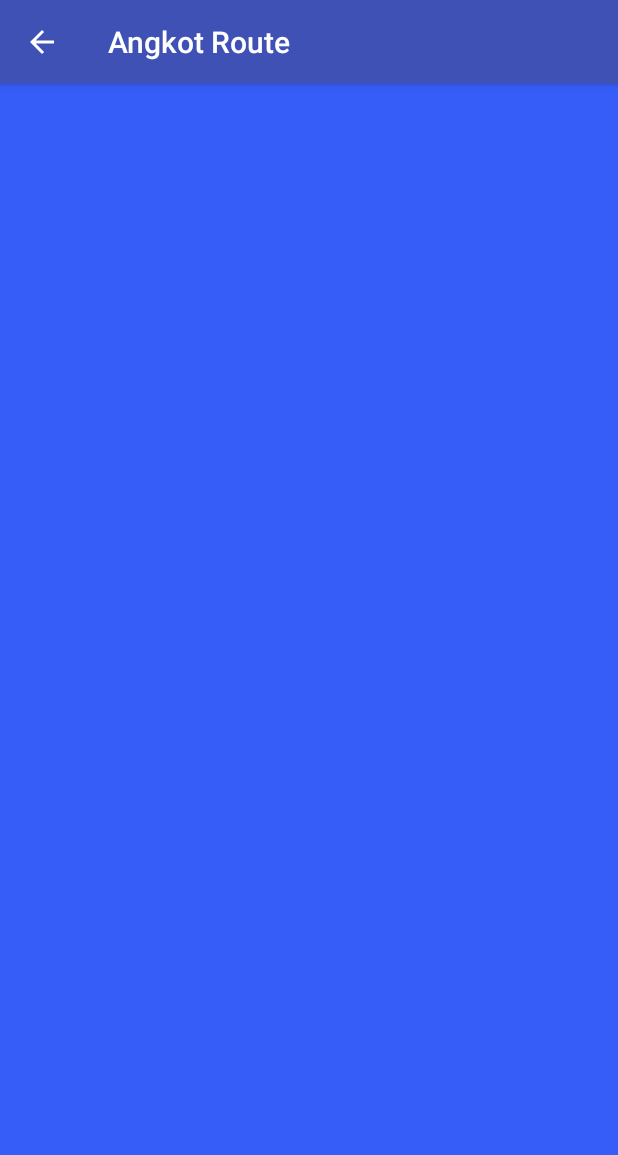
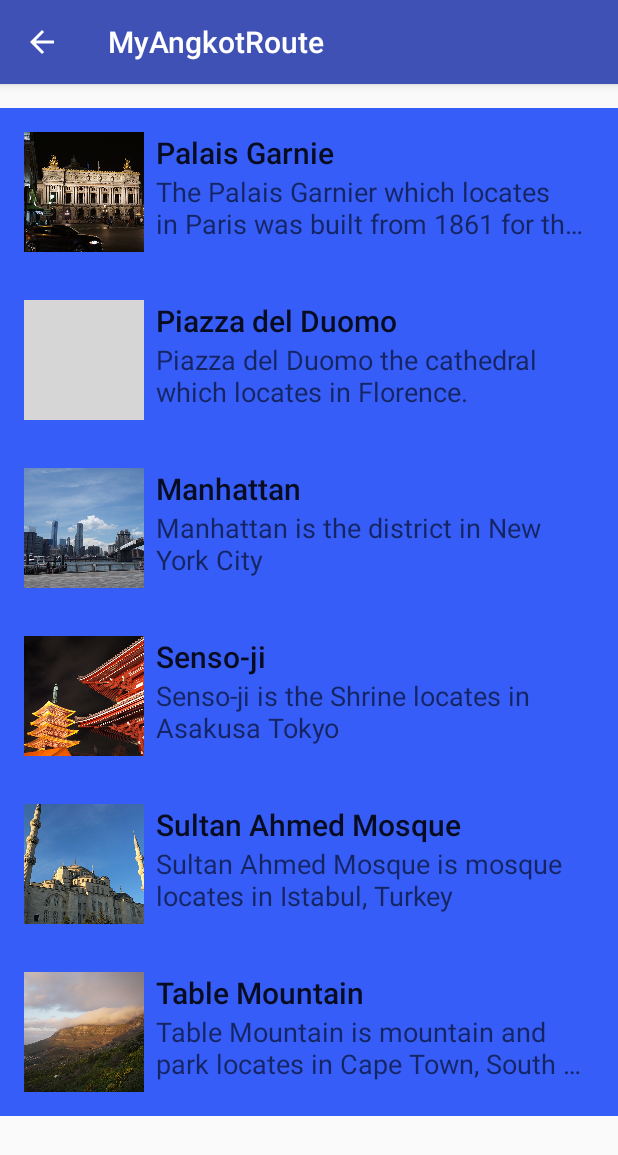
Before and after one commit to selinaksx/MyAngkotRoute, an Android app: the AngkotList screen opened directly, with no data from a screen before it, on a phone screen of 412 x 824 dp. Shown: the top 1155 px of the screen. Run offline under Robolectric (Android 15) with nearby library versions, the phone set to English and light mode, and no system bars; grey boxes are pictures that could not be loaded.

Commit message:
ButtonRoute (RecyclerView) tinggal ubah

```diff
--- a/app/build.gradle
+++ b/app/build.gradle
@@ -23,4 +23,5 @@
     compile fileTree(dir: 'libs', include: ['*.jar'])
     testCompile 'junit:junit:4.12'
     compile 'com.android.support:appcompat-v7:23.3.0'
+    compile 'com.android.support:recyclerview-v7:23.3.0'
 }
--- /dev/null
+++ b/app/src/main/java/id/sch/smktelkom_mlg/project/xirpl305142332/myangkotroute/Adapter/AngkotAdapter.java
@@ -0,0 +1,59 @@
+package id.sch.smktelkom_mlg.project.xirpl305142332.myangkotroute.Adapter;
+
+import android.support.v7.widget.RecyclerView;
+import android.view.LayoutInflater;
+import android.view.View;
+import android.view.ViewGroup;
+import android.widget.ImageView;
+import android.widget.TextView;
+
+import java.util.ArrayList;
+
+import id.sch.smktelkom_mlg.project.xirpl305142332.myangkotroute.R;
+import id.sch.smktelkom_mlg.project.xirpl305142332.myangkotroute.model.Angkot;
+
+/**
+ * Created by ASUS TP 450 LDV on 11/20/2016.
+ */
+public class AngkotAdapter extends RecyclerView.Adapter<AngkotAdapter.ViewHolder> {
+    ArrayList<Angkot> angkotList;
+
+    public AngkotAdapter(ArrayList<Angkot> angkotList) {
+        this.angkotList = angkotList;
+    }
+
+    @Override
+    public ViewHolder onCreateViewHolder(ViewGroup parent, int viewType) {
+        View v = LayoutInflater.from(parent.getContext()).inflate(R.layout.activity_angkot_list, parent, false);
+        ViewHolder vh = new ViewHolder(v);
+        return vh;
+    }
+
+    @Override
+    public void onBindViewHolder(ViewHolder holder, int position) {
+        Angkot angkot = angkotList.get(position);
+        holder.tvJudul.setText(angkot.judul);
+        holder.tvDeskripsi.setText(angkot.deskripsi);
+        holder.ivFoto.setImageDrawable(angkot.foto);
+    }
+
+    @Override
+    public int getItemCount() {
+        if (angkotList != null)
+            return angkotList.size();
+        return 0;
+    }
+
+    public class ViewHolder extends RecyclerView.ViewHolder {
+        ImageView ivFoto;
+        TextView tvJudul;
+        TextView tvDeskripsi;
+
+        public ViewHolder(View itemView) {
+            super(itemView);
+            ivFoto = (ImageView) itemView.findViewById(R.id.imageView);
+            tvJudul = (TextView) itemView.findViewById(R.id.textViewJudul);
+            tvDeskripsi = (TextView) itemView.findViewById(R.id.textViewDeskripsi);
+        }
+    }
+}
--- a/app/src/main/java/id/sch/smktelkom_mlg/project/xirpl305142332/myangkotroute/AngkotList.java
+++ b/app/src/main/java/id/sch/smktelkom_mlg/project/xirpl305142332/myangkotroute/AngkotList.java
@@ -1,18 +1,50 @@
 package id.sch.smktelkom_mlg.project.xirpl305142332.myangkotroute;
 
+import android.content.res.Resources;
+import android.content.res.TypedArray;
+import android.graphics.drawable.Drawable;
 import android.os.Bundle;
 import android.support.v7.app.AppCompatActivity;
+import android.support.v7.widget.LinearLayoutManager;
+import android.support.v7.widget.RecyclerView;
 import android.view.MenuItem;
 
+import java.util.ArrayList;
+
+import id.sch.smktelkom_mlg.project.xirpl305142332.myangkotroute.Adapter.AngkotAdapter;
+import id.sch.smktelkom_mlg.project.xirpl305142332.myangkotroute.model.Angkot;
+
 public class AngkotList extends AppCompatActivity {
-
+    ArrayList<Angkot> mList = new ArrayList<>();
+    AngkotAdapter mAdapter;
     @Override
     protected void onCreate(Bundle savedInstanceState) {
+        getSupportActionBar().setDisplayHomeAsUpEnabled(true);
         super.onCreate(savedInstanceState);
-        setContentView(R.layout.activity_angkot_list);
-        setTitle("Angkot Route");
+        setContentView(R.layout.activity_angkot);
+        RecyclerView recyclerView = (RecyclerView) findViewById(R.id.recyclerview);
+        LinearLayoutManager layoutManager = new LinearLayoutManager(this);
+        recyclerView.setLayoutManager(layoutManager);
+        mAdapter = new AngkotAdapter(mList);
+        recyclerView.setAdapter(mAdapter);
 
-        getSupportActionBar().setDisplayHomeAsUpEnabled(true);
+        filldata();
+    }
+
+    private void filldata() {
+        Resources resources = getResources();
+        String[] arJudul = resources.getStringArray(R.array.places);
+        String[] arDeskripsi = resources.getStringArray(R.array.place_desc);
+        TypedArray a = resources.obtainTypedArray(R.array.places_picture);
+        Drawable[] arFoto = new Drawable[a.length()];
+        for (int i = 0; i < arFoto.length; i++) {
+            arFoto[i] = a.getDrawable(i);
+        }
+        a.recycle();
+        for (int i = 0; i < arJudul.length; i++) {
+            mList.add(new Angkot(arJudul[i], arDeskripsi[i], arFoto[i]));
+        }
+        mAdapter.notifyDataSetChanged();
     }
 
     @Override
--- a/app/src/main/java/id/sch/smktelkom_mlg/project/xirpl305142332/myangkotroute/MainActivity.java
+++ b/app/src/main/java/id/sch/smktelkom_mlg/project/xirpl305142332/myangkotroute/MainActivity.java
@@ -5,14 +5,13 @@
 import android.support.v7.app.AppCompatActivity;
 import android.view.View;
 
+
 public class MainActivity extends AppCompatActivity {
-
     @Override
     protected void onCreate(Bundle savedInstanceState) {
         super.onCreate(savedInstanceState);
         setContentView(R.layout.activity_main);
         setTitle("My Angkot Route");
-
         findViewById(R.id.buttonAngkot).setOnClickListener(new View.OnClickListener() {
             @Override
             public void onClick(View v) {
--- /dev/null
+++ b/app/src/main/java/id/sch/smktelkom_mlg/project/xirpl305142332/myangkotroute/model/Angkot.java
@@ -0,0 +1,18 @@
+package id.sch.smktelkom_mlg.project.xirpl305142332.myangkotroute.model;
+
+import android.graphics.drawable.Drawable;
+
+/**
+ * Created by ASUS TP 450 LDV on 11/20/2016.
+ */
+public class Angkot {
+    public String judul;
+    public String deskripsi;
+    public Drawable foto;
+
+    public Angkot(String judul, String deskripsi, Drawable foto) {
+        this.judul = judul;
+        this.deskripsi = deskripsi;
+        this.foto = foto;
+    }
+}
--- /dev/null
+++ b/app/src/main/res/layout/activity_angkot.xml
@@ -0,0 +1,11 @@
+<?xml version="1.0" encoding="utf-8"?>
+<android.support.v7.widget.RecyclerView xmlns:android="http://schemas.android.com/apk/res/android"
+    xmlns:tools="http://schemas.android.com/tools"
+    android:id="@+id/recyclerview"
+    android:layout_width="match_parent"
+    android:layout_height="match_parent"
+    android:clipToPadding="false"
+    android:paddingBottom="16dp"
+    android:paddingTop="16dp"
+    android:scrollbars="vertical"
+    tools:context="id.sch.smktelkom_mlg.project.xirpl305142332.myangkotroute.AngkotList" />
--- a/app/src/main/res/layout/activity_angkot_list.xml
+++ b/app/src/main/res/layout/activity_angkot_list.xml
@@ -2,12 +2,41 @@
 <RelativeLayout xmlns:android="http://schemas.android.com/apk/res/android"
     xmlns:tools="http://schemas.android.com/tools"
     android:layout_width="match_parent"
-    android:layout_height="match_parent"
+    android:layout_height="wrap_content"
     android:background="#365df8"
-    android:paddingBottom="@dimen/activity_vertical_margin"
-    android:paddingLeft="@dimen/activity_horizontal_margin"
-    android:paddingRight="@dimen/activity_horizontal_margin"
-    android:paddingTop="@dimen/activity_vertical_margin"
-    tools:context="id.sch.smktelkom_mlg.project.xirpl305142332.myangkotroute.AngkotList">
+    android:padding="16dp">
+
+    <ImageView
+        android:id="@+id/imageView"
+        android:layout_width="80dp"
+        android:layout_height="80dp"
+        android:scaleType="centerCrop"
+        tools:src="@drawable/a" />
+
+    <TextView
+        android:id="@+id/textViewJudul"
+        android:layout_width="match_parent"
+        android:layout_height="wrap_content"
+        android:layout_alignParentTop="true"
+        android:layout_marginLeft="8dp"
+        android:layout_marginStart="8dp"
+        android:layout_toEndOf="@id/imageView"
+        android:layout_toRightOf="@id/imageView"
+        android:ellipsize="end"
+        android:maxLines="1"
+        android:textAppearance="@style/TextAppearance.AppCompat.Title"
+        tools:text="Judul" />
+
+    <TextView
+        android:id="@+id/textViewDeskripsi"
+        android:layout_width="match_parent"
+        android:layout_height="wrap_content"
+        android:layout_alignLeft="@+id/textViewJudul"
+        android:layout_alignStart="@+id/textViewJudul"
+        android:layout_below="@+id/textViewJudul"
+        android:ellipsize="end"
+        android:maxLines="2"
+        android:textAppearance="@style/TextAppearance.AppCompat.Medium"
+        tools:text="Deskripsi" />
 
 </RelativeLayout>
--- a/app/src/main/res/layout/activity_main.xml
+++ b/app/src/main/res/layout/activity_main.xml
@@ -1,6 +1,7 @@
 <?xml version="1.0" encoding="utf-8"?>
 <RelativeLayout xmlns:android="http://schemas.android.com/apk/res/android"
     xmlns:tools="http://schemas.android.com/tools"
+    android:id="@+id/recyclerView"
     android:layout_width="match_parent"
     android:layout_height="match_parent"
     android:background="#365df8"
--- /dev/null
+++ b/app/src/main/res/values/Array.xml
@@ -0,0 +1,95 @@
+<?xml version="1.0" encoding="utf-8"?><!--
+      ~ Copyright (C) 2016 The Android Open Source Project
+      ~
+      ~ Licensed under the Apache License, Version 2.0 (the "License");
+      ~ you may not use this file except in compliance with the License.
+      ~ You may obtain a copy of the License at
+      ~
+      ~      http://www.apache.org/licenses/LICENSE-2.0
+      ~
+      ~ Unless required by applicable law or agreed to in writing, software
+      ~ distributed under the License is distributed on an "AS IS" BASIS,
+      ~ WITHOUT WARRANTIES OR CONDITIONS OF ANY KIND, either express or implied.
+      ~ See the License for the specific language governing permissions and
+      ~ limitations under the License.
+      -->
+<resources>
+    <string-array name="places">
+        <item>Palais Garnie</item>
+        <item>Piazza del Duomo</item>
+        <item>Manhattan</item>
+        <item>Senso-ji</item>
+        <item>Sultan Ahmed Mosque</item>
+        <item>Table Mountain</item>
+    </string-array>
+    <string-array name="place_desc">
+        <item>The Palais Garnier which locates in Paris was built from 1861 for
+        the Paris Opera.
+        </item>
+        <item>Piazza del Duomo the cathedral which locates in Florence.</item>
+        <item>Manhattan is the district in New York City</item>
+        <item>Senso-ji is the Shrine locates in Asakusa Tokyo</item>
+        <item>Sultan Ahmed Mosque is mosque locates in Istabul, Turkey</item>
+        <item>Table Mountain is mountain and park locates in Cape Town, South Africa.</item>
+    </string-array>
+    <string-array name="place_details">
+        <item>Lorem ipsum dolor sit amet, consectetur adipisicing elit, sed do
+        eiusmod tempor incididunt ut labore et dolore magna aliqua. Ut enim ad minim veniam, quis
+        nostrud exercitation ullamco laboris nisi ut aliquip ex ea commodo consequat. Duis aute
+        irure dolor in reprehenderit in voluptate velit esse cillum dolore eu fugiat nulla
+        pariatur. Excepteur sint occaecat cupidatat non proident, sunt in culpa qui officia
+        deserunt mollit anim id est laborum.
+        </item>
+        <item>Lorem ipsum dolor sit amet, consectetur adipisicing elit, sed do
+        eiusmod tempor incididunt ut labore et dolore magna aliqua. Ut enim ad minim veniam, quis
+        nostrud exercitation ullamco laboris nisi ut aliquip ex ea commodo consequat. Duis aute
+        irure dolor in reprehenderit in voluptate velit esse cillum dolore eu fugiat nulla
+        pariatur. Excepteur sint occaecat cupidatat non proident, sunt in culpa qui officia
+        deserunt mollit anim id est laborum.
+        </item>
+        <item>Lorem ipsum dolor sit amet, consectetur adipisicing elit, sed do
+        eiusmod tempor incididunt ut labore et dolore magna aliqua. Ut enim ad minim veniam, quis
+        nostrud exercitation ullamco laboris nisi ut aliquip ex ea commodo consequat. Duis aute
+        irure dolor in reprehenderit in voluptate velit esse cillum dolore eu fugiat nulla
+        pariatur. Excepteur sint occaecat cupidatat non proident, sunt in culpa qui officia
+        deserunt mollit anim id est laborum.
+        </item>
+        <item>Lorem ipsum dolor sit amet, consectetur adipisicing elit, sed do
+        eiusmod tempor incididunt ut labore et dolore magna aliqua. Ut enim ad minim veniam, quis
+        nostrud exercitation ullamco laboris nisi ut aliquip ex ea commodo consequat. Duis aute
+        irure dolor in reprehenderit in voluptate velit esse cillum dolore eu fugiat nulla
+        pariatur. Excepteur sint occaecat cupidatat non proident, sunt in culpa qui officia
+        deserunt mollit anim id est laborum.
+        </item>
+        <item>Lorem ipsum dolor sit amet, consectetur adipisicing elit, sed do
+        eiusmod tempor incididunt ut labore et dolore magna aliqua. Ut enim ad minim veniam, quis
+        nostrud exercitation ullamco laboris nisi ut aliquip ex ea commodo consequat. Duis aute
+        irure dolor in reprehenderit in voluptate velit esse cillum dolore eu fugiat nulla
+        pariatur. Excepteur sint occaecat cupidatat non proident, sunt in culpa qui officia
+        deserunt mollit anim id est laborum.
+        </item>
+        <item>Lorem ipsum dolor sit amet, consectetur adipisicing elit, sed do
+        eiusmod tempor incididunt ut labore et dolore magna aliqua. Ut enim ad minim veniam, quis
+        nostrud exercitation ullamco laboris nisi ut aliquip ex ea commodo consequat. Duis aute
+        irure dolor in reprehenderit in voluptate velit esse cillum dolore eu fugiat nulla
+        pariatur. Excepteur sint occaecat cupidatat non proident, sunt in culpa qui officia
+        deserunt mollit anim id est laborum.
+        </item>
+    </string-array>
+    <string-array name="place_locations">
+        <item>8 Rue Scribe, 75009 Paris, France</item>
+        <item>Piazza del Capitolo - 50122 Florence</item>
+        <item>New York City</item>
+        <item>2-3-1 Asakusa, Taitō-ku, Tokyo, Japan</item>
+        <item>At Meydanı No:7, 34122 Fatih/İstanbul, Turkey</item>
+        <item>Cape Town, South Africa</item>
+    </string-array>
+    <array name="places_picture">
+        <item>@drawable/a</item>
+        <item>@drawable/b</item>
+        <item>@drawable/c</item>
+        <item>@drawable/d</item>
+        <item>@drawable/e</item>
+        <item>@drawable/f</item>
+    </array>
+</resources>
```
Also changed, not shown: app/src/main/res/drawable/a.png (added), app/src/main/res/drawable/c.png (added), app/src/main/res/drawable/d.png (added), app/src/main/res/drawable/e.png (added), app/src/main/res/drawable/f.png (added), 1 other file.
